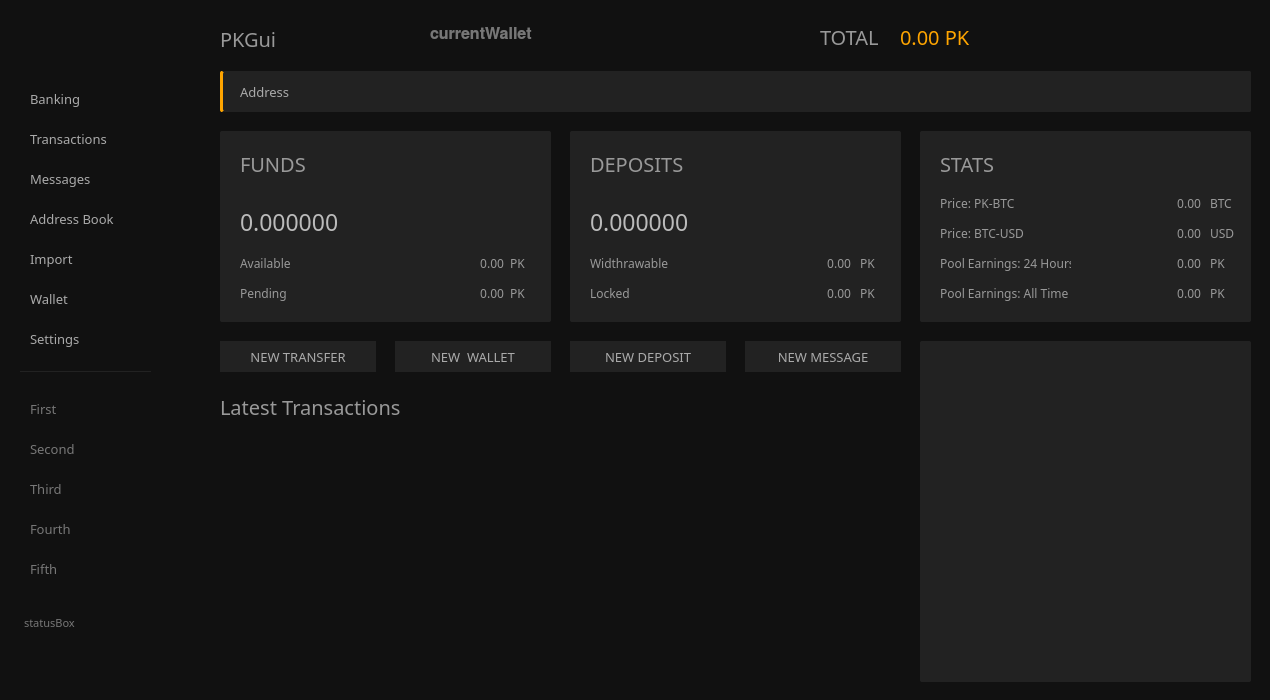
The window that src/gui/ui/overviewframe.ui (Pennykoin/PKGui) describes before a commit, drawn with Qt 5.
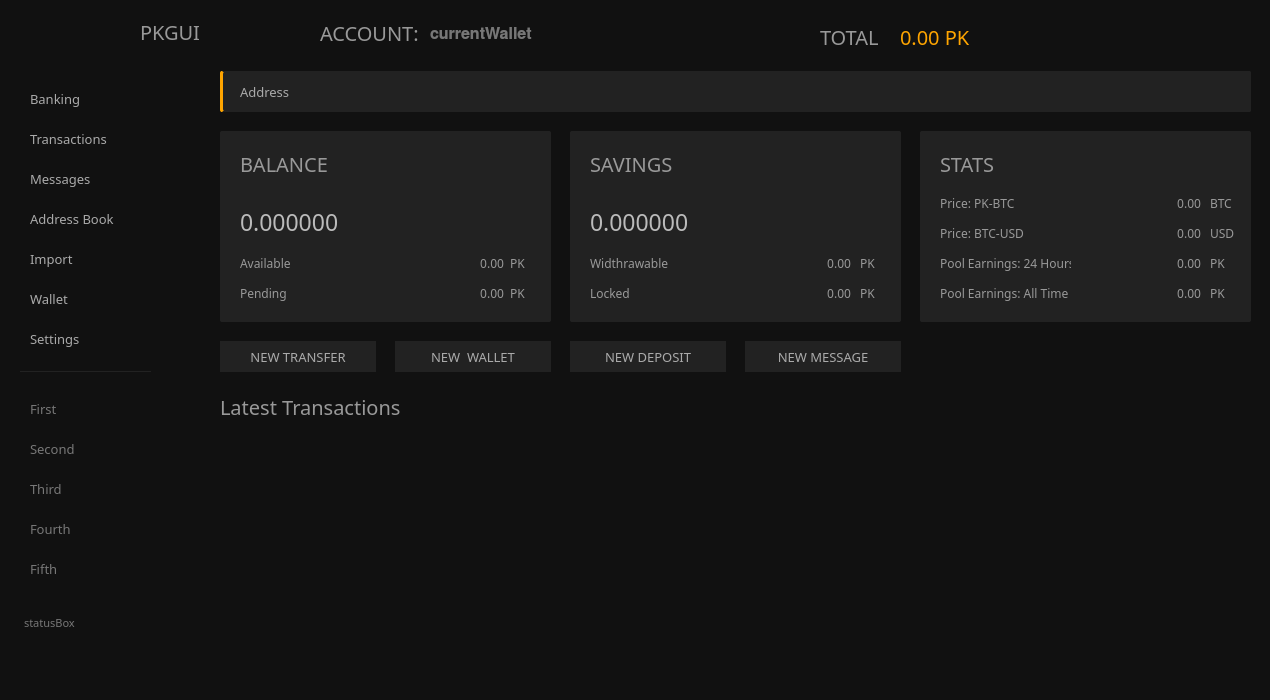
The same window after the commit. Icons and pictures are not drawn.

What changed in the file:
```diff
--- a/src/gui/ui/overviewframe.ui
+++ b/src/gui/ui/overviewframe.ui
@@ -181,9 +181,9 @@
       <widget class="QLabel" name="logo">
        <property name="geometry">
         <rect>
-         <x>40</x>
-         <y>20</y>
-         <width>131</width>
+         <x>30</x>
+         <y>10</y>
+         <width>51</width>
          <height>51</height>
         </rect>
        </property>
@@ -601,22 +601,31 @@
         </size>
        </property>
       </widget>
-     </widget>
-     <widget class="QGroupBox" name="priceBox">
-      <property name="geometry">
-       <rect>
-        <x>920</x>
-        <y>341</y>
-        <width>331</width>
-        <height>341</height>
-       </rect>
-      </property>
-      <property name="styleSheet">
-       <string notr="true">background: #222; border-radius: 2px;</string>
-      </property>
-      <property name="title">
-       <string/>
-      </property>
+      <widget class="QLabel" name="m_myConcealWalletTitle_2">
+       <property name="geometry">
+        <rect>
+         <x>140</x>
+         <y>20</y>
+         <width>71</width>
+         <height>21</height>
+        </rect>
+       </property>
+       <property name="font">
+        <font>
+         <family>Poppins</family>
+         <pointsize>-1</pointsize>
+        </font>
+       </property>
+       <property name="styleSheet">
+        <string notr="true">color: #999;
+background: transparent;
+font-size: 20px;
+font-family: Poppins;</string>
+       </property>
+       <property name="text">
+        <string>PKGUI</string>
+       </property>
+      </widget>
      </widget>
      <widget class="QGroupBox" name="fundsBox">
       <property name="geometry">
@@ -811,7 +820,7 @@
 font-family: Poppins;</string>
        </property>
        <property name="text">
-        <string>FUNDS</string>
+        <string>BALANCE</string>
        </property>
       </widget>
       <widget class="QLabel" name="m_totalBalanceLabel">
@@ -912,7 +921,7 @@
 font-family: Poppins;</string>
        </property>
        <property name="text">
-        <string>DEPOSITS</string>
+        <string>SAVINGS</string>
        </property>
       </widget>
       <widget class="QLabel" name="m_lockedDepositTitle">
@@ -1514,9 +1523,9 @@
      <widget class="QLabel" name="m_myConcealWalletTitle">
       <property name="geometry">
        <rect>
-        <x>220</x>
-        <y>26</y>
-        <width>201</width>
+        <x>320</x>
+        <y>20</y>
+        <width>101</width>
         <height>25</height>
        </rect>
       </property>
@@ -1533,7 +1542,7 @@
 font-family: Poppins;</string>
       </property>
       <property name="text">
-       <string>PKGui</string>
+       <string>ACCOUNT:</string>
       </property>
      </widget>
      <widget class="QGroupBox" name="addressBox">
```
Left out of the diff: 657 changed lines with no effect on the pictures.
